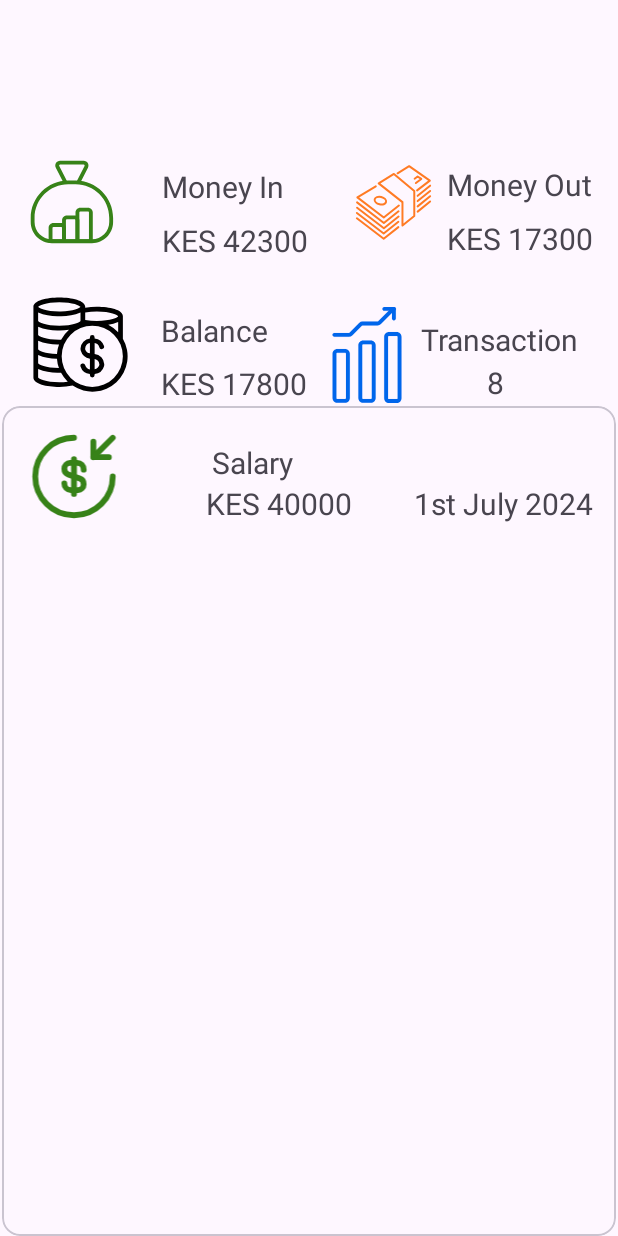
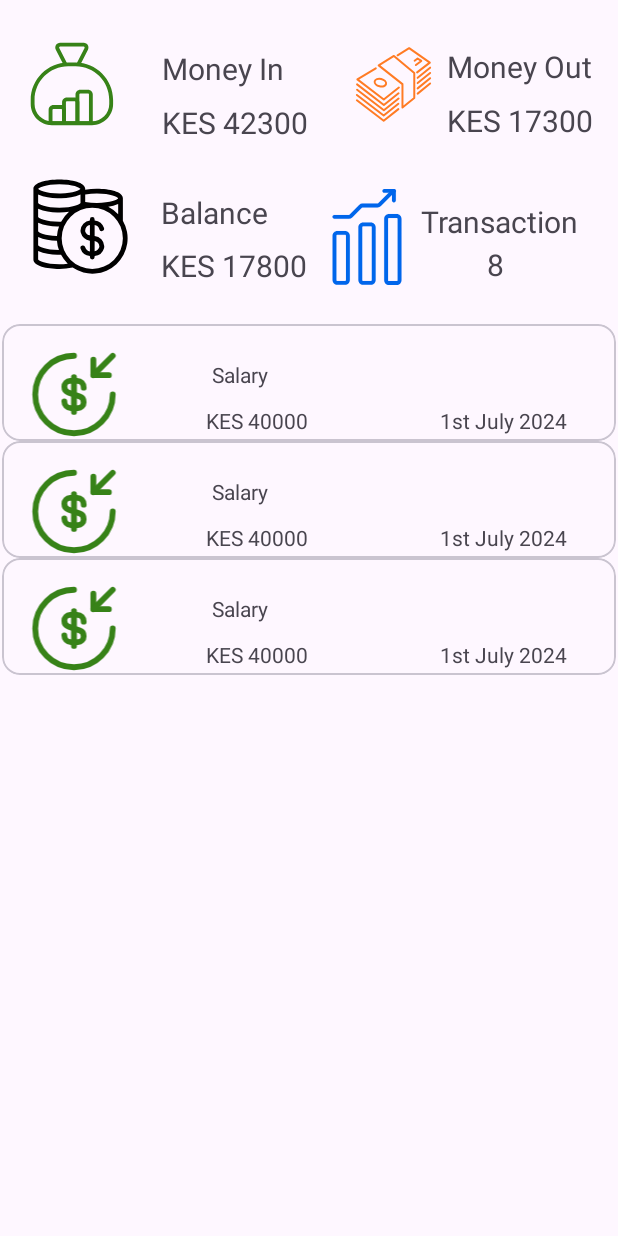
Before and after one commit to Kibaara-wangu/enwallet, an Android app: the layout activity_main.xml on its own in the app's theme, with its tools: preview values and no code run, on a phone screen of 412 x 824 dp. Run offline under Robolectric (Android 15) with nearby library versions, the phone set to English and light mode, and no system bars.

Commit message:
Added files

```diff
--- a/app/build.gradle.kts
+++ b/app/build.gradle.kts
@@ -48,4 +48,5 @@ dependencies {
     testImplementation(libs.junit)
     androidTestImplementation(libs.androidx.junit)
     androidTestImplementation(libs.androidx.espresso.core)
+    implementation ("androidx.multidex:multidex:2.0.1")
 }
--- a/app/src/main/res/layout/activity_main.xml
+++ b/app/src/main/res/layout/activity_main.xml
@@ -5,11 +5,7 @@
     android:id="@+id/main"
     android:layout_width="match_parent"
     android:layout_height="match_parent"
-    tools:context=".MainActivity">
-
-    <androidx.constraintlayout.widget.ConstraintLayout
-        android:layout_width="0dp"
-        android:layout_height="729dp"
+    tools:context=".MainActivity"
     android:layout_marginTop="16dp"
     app:layout_constraintBottom_toBottomOf="parent"
     app:layout_constraintEnd_toEndOf="parent"
@@ -154,11 +150,10 @@
         <androidx.recyclerview.widget.RecyclerView
             android:id="@+id/rvwallet"
             android:layout_width="409dp"
-            android:layout_height="553dp"
-            app:layout_constraintBottom_toBottomOf="parent"
+            android:layout_height="wrap_content"
+            android:layout_marginTop="200dp"
             app:layout_constraintEnd_toEndOf="parent"
             app:layout_constraintStart_toStartOf="parent"
-            tools:listitem="@layout/recylerview_adaptor"/>
+            app:layout_constraintTop_toTopOf="parent"
+            tools:listitem="@layout/recylerview_adaptor" />
     </androidx.constraintlayout.widget.ConstraintLayout>
-
-</androidx.constraintlayout.widget.ConstraintLayout>
--- a/app/src/main/res/layout/recylerview_adaptor.xml
+++ b/app/src/main/res/layout/recylerview_adaptor.xml
@@ -3,12 +3,12 @@
     xmlns:app="http://schemas.android.com/apk/res-auto"
     xmlns:tools="http://schemas.android.com/tools"
     android:layout_width="match_parent"
-    android:layout_height="match_parent">
+    android:layout_height="wrap_content">
 
     <androidx.constraintlayout.widget.ConstraintLayout
         android:id="@+id/idDate1"
         android:layout_width="match_parent"
-        android:layout_height="match_parent">
+        android:layout_height="wrap_content">
 
         <ImageView
             android:id="@+id/tvImage5"
@@ -26,8 +26,8 @@
             android:layout_height="wrap_content"
             android:layout_marginStart="60dp"
             android:layout_marginTop="8dp"
-            android:text="Salary"
-            android:textSize="20dp"
+            tools:text="Salary"
+            tools:textSize="20dp"
             app:layout_constraintStart_toEndOf="@+id/tvImage5"
             app:layout_constraintTop_toTopOf="@+id/tvImage5" />
 
@@ -36,8 +36,8 @@
             android:layout_width="0dp"
             android:layout_height="wrap_content"
             android:layout_marginStart="56dp"
-            android:text="KES 40000"
-            android:textSize="20dp"
+            tools:text="KES 40000"
+            tools:textSize="20dp"
             app:layout_constraintBottom_toBottomOf="@+id/tvImage5"
             app:layout_constraintStart_toEndOf="@+id/tvImage5"
             app:layout_constraintTop_toBottomOf="@+id/tvSalary"
@@ -47,8 +47,8 @@
             android:id="@+id/idSalaryDate"
             android:layout_width="wrap_content"
             android:layout_height="wrap_content"
-            android:text="1st July 2024"
-            android:textSize="20dp"
+            tools:text="1st July 2024"
+            tools:textSize="20dp"
             app:layout_constraintBottom_toBottomOf="@+id/idSalaryAmount"
             app:layout_constraintEnd_toEndOf="parent"
             app:layout_constraintHorizontal_bias="0.731"
```
Lines whose indentation alone changed are shown as unchanged.
